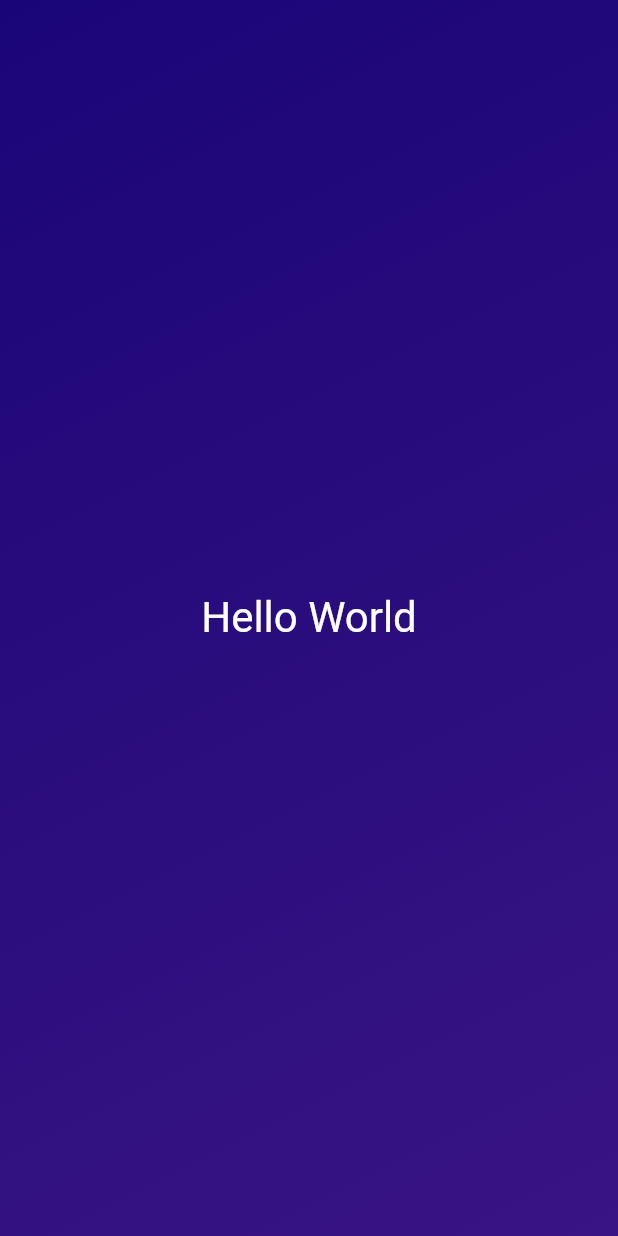
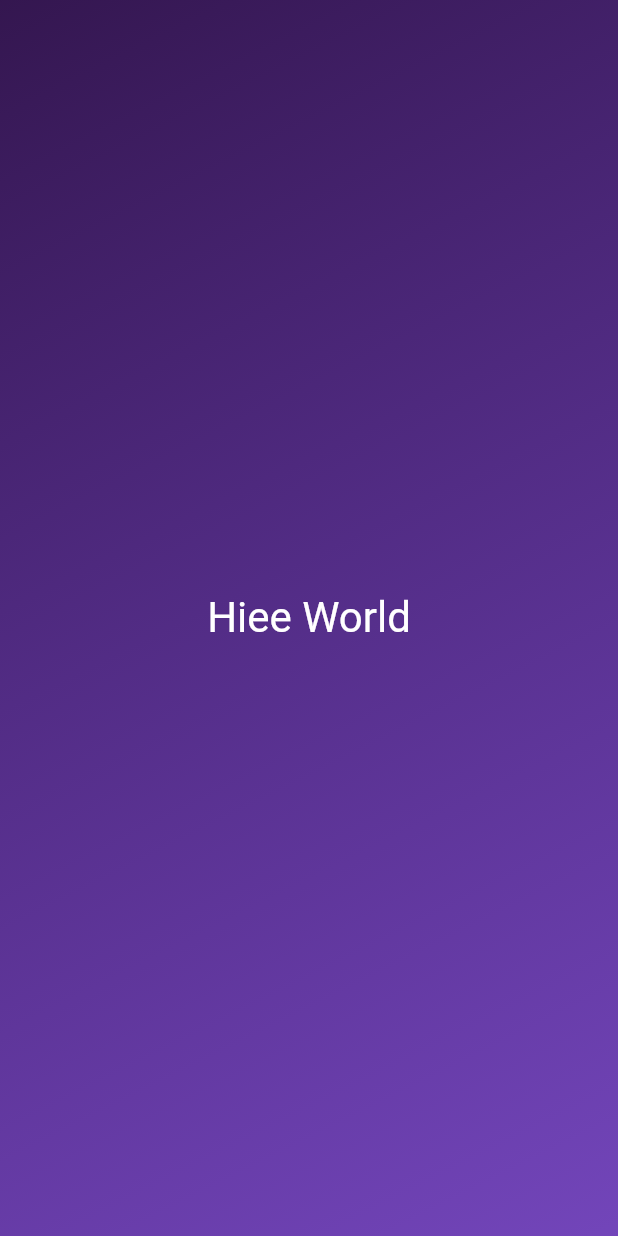
Before and after one commit to abdulhakim10/first_app, a Flutter app: the screen it shows after launch, on a phone screen of 412 x 824 dp. Run offline on Flutter 3.47's test engine with Material 2 defaults, Android fonts, the phone set to English and light mode, and no system bars.

Commit message:
practice constructor function and reusable widget

```diff
--- a/lib/gradient_container.dart
+++ b/lib/gradient_container.dart
@@ -1,28 +1,26 @@
+import 'package:first_app/styled_text.dart';
 import 'package:flutter/material.dart';
 
+var startAlignment = Alignment.topLeft;
+var endAlignment = Alignment.bottomRight;
+
 class GradientContainer extends StatelessWidget {
-  const GradientContainer({super.key});
+  const GradientContainer(this.color1, this.color2, {super.key});
+
+  final Color color1;
+  final Color color2;
 
   @override
   Widget build(context) {
     return Container(
-      decoration: const BoxDecoration(
+      decoration: BoxDecoration(
           gradient: LinearGradient(
-        colors: [
-          Color.fromARGB(255, 26, 5, 120),
-          Color.fromARGB(240, 45, 6, 123)
-        ],
-        begin: Alignment.topLeft,
-        end: Alignment.bottomRight,
+        colors: [color1, color2],
+        begin: startAlignment,
+        end: endAlignment,
       )),
       child: const Center(
-        child: Text(
-          'Hello World',
-          style: TextStyle(
-            color: Colors.white,
-            fontSize: 28,
-          ),
-        ),
+        child: StyleText('Hiee World'),
       ),
     );
   }
--- a/lib/main.dart
+++ b/lib/main.dart
@@ -3,6 +3,8 @@ import 'package:flutter/material.dart';
 
 void main() {
   runApp(const MaterialApp(
-    home: Scaffold(body: GradientContainer()),
+    home: Scaffold(
+        body: GradientContainer(
+            Color.fromARGB(235, 35, 3, 65), Color.fromARGB(188, 66, 5, 163))),
   ));
 }
--- /dev/null
+++ b/lib/styled_text.dart
@@ -0,0 +1,18 @@
+import 'package:flutter/material.dart';
+
+class StyleText extends StatelessWidget {
+  const StyleText(this.text, {super.key});
+
+  final String text;
+
+  @override
+  Widget build(context) {
+    return Text(
+      text,
+      style: const TextStyle(
+        color: Colors.white,
+        fontSize: 28,
+      ),
+    );
+  }
+}
```
Also changed, not shown: 1 other file.
